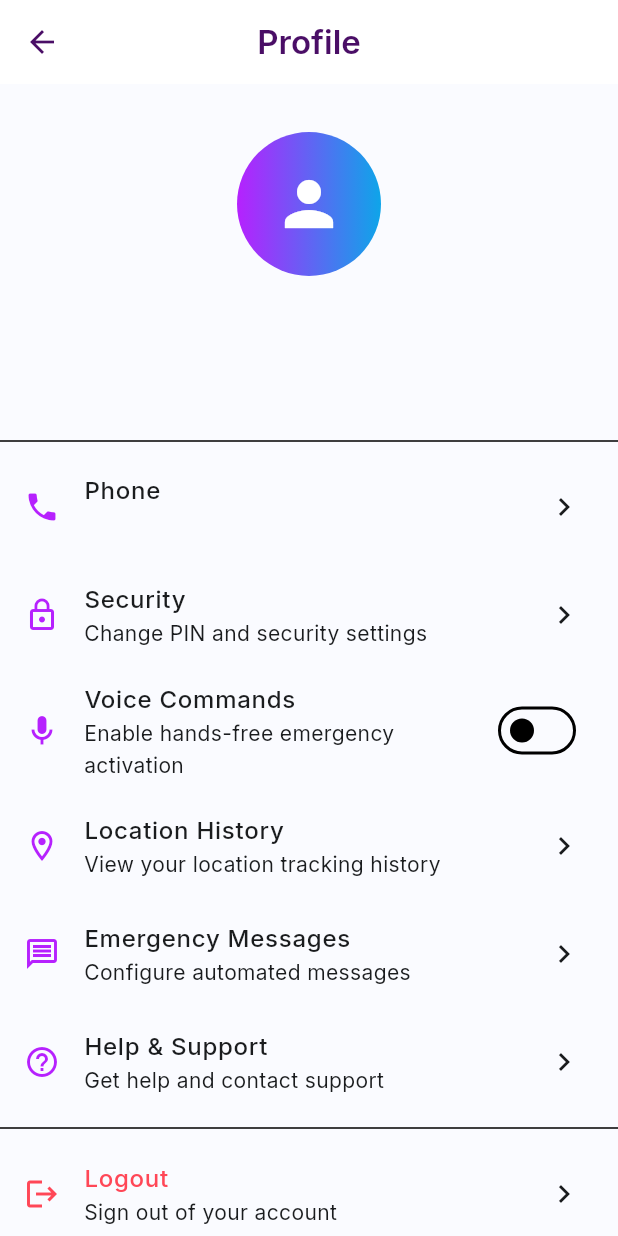
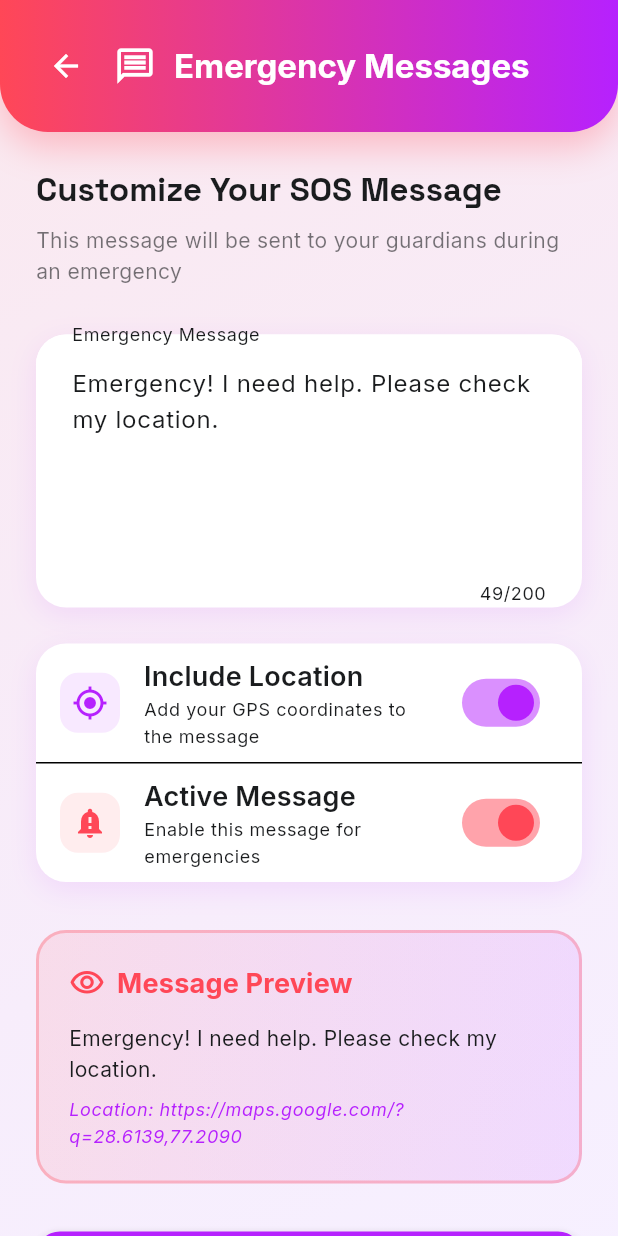
Before and after one commit to Poorvajan28/SafeGirl-Pro, a Flutter app: the ProfileScreen screen opened directly, after a tap on "Emergency Messages", on a phone screen of 412 x 824 dp. Run offline on Flutter 3.47's test engine with Material 3 defaults, Android fonts, the light colour scheme and no system bars; our stand-ins replace connectivity_plus, flutter_local_notifications, flutter_tts, geolocator, google_fonts, google_maps_flutter and 4 more; missing offline and left inert: torch_light; accounts and stored records are empty.

Commit message:
feat: Add Location History & Emergency Messages screens - Complete profile features

```diff
--- /dev/null
+++ b/lib/screens/emergency_messages_screen.dart
@@ -0,0 +1,370 @@
+import 'package:flutter/material.dart';
+import 'package:safegirl_pro/services/app_services.dart';
+
+class EmergencyMessagesScreen extends StatefulWidget {
+  const EmergencyMessagesScreen({super.key});
+
+  @override
+  State<EmergencyMessagesScreen> createState() =>
+      _EmergencyMessagesScreenState();
+}
+
+class _EmergencyMessagesScreenState extends State<EmergencyMessagesScreen> {
+  final _services = AppServices();
+  final _messageController = TextEditingController();
+  bool _includeLocation = true;
+  bool _isActive = true;
+
+  @override
+  void initState() {
+    super.initState();
+    _loadCurrentMessage();
+  }
+
+  void _loadCurrentMessage() {
+    final messages = _services.emergency.scheduledMessages;
+    if (messages.isNotEmpty) {
+      final activeMessage = messages.firstWhere(
+        (m) => m.isActive,
+        orElse: () => messages.first,
+      );
+      setState(() {
+        _messageController.text = activeMessage.message;
+        _includeLocation = activeMessage.includeLocation;
+        _isActive = activeMessage.isActive;
+      });
+    } else {
+      _messageController.text =
+          'Emergency! I need help. Please check on me immediately.';
+    }
+  }
+
+  @override
+  Widget build(BuildContext context) {
+    final theme = Theme.of(context);
+    final colorScheme = theme.colorScheme;
+
+    return Scaffold(
+      body: Container(
+        decoration: BoxDecoration(
+          gradient: LinearGradient(
+            begin: Alignment.topLeft,
+            end: Alignment.bottomRight,
+            colors: [
+              colorScheme.error.withValues(alpha: 0.1),
+              colorScheme.primary.withValues(alpha: 0.05),
+            ],
+          ),
+        ),
+        child: SafeArea(
+          child: Column(
+            children: [
+              // Custom App Bar
+              Container(
+                padding: const EdgeInsets.all(20),
+                decoration: BoxDecoration(
+                  gradient: LinearGradient(
+                    colors: [
+                      colorScheme.error,
+                      colorScheme.primary,
+                    ],
+                  ),
+                  borderRadius: const BorderRadius.vertical(
+                    bottom: Radius.circular(32),
+                  ),
+                  boxShadow: [
+                    BoxShadow(
+                      color: colorScheme.error.withValues(alpha: 0.3),
+                      blurRadius: 20,
+                      offset: const Offset(0, 10),
+                    ),
+                  ],
+                ),
+                child: Row(
+                  children: [
+                    IconButton(
+                      onPressed: () => Navigator.pop(context),
+                      icon: const Icon(Icons.arrow_back, color: Colors.white),
+                    ),
+                    const SizedBox(width: 8),
+                    Icon(Icons.message_outlined, color: Colors.white, size: 28),
+                    const SizedBox(width: 12),
+                    Text(
+                      'Emergency Messages',
+                      style: theme.textTheme.titleLarge?.copyWith(
+                        color: Colors.white,
+                        fontWeight: FontWeight.bold,
+                      ),
+                    ),
+                  ],
+                ),
+              ),
+              // Content
+              Expanded(
+                child: SingleChildScrollView(
+                  padding: const EdgeInsets.all(24),
+                  child: Column(
+                    crossAxisAlignment: CrossAxisAlignment.start,
+                    children: [
+                      Text(
+                        'Customize Your SOS Message',
+                        style: theme.textTheme.headlineSmall?.copyWith(
+                          fontWeight: FontWeight.bold,
+                        ),
+                      ),
+                      const SizedBox(height: 8),
+                      Text(
+                        'This message will be sent to your guardians during an emergency',
+                        style: theme.textTheme.bodyMedium?.copyWith(
+                          color: colorScheme.onSurface.withValues(alpha: 0.6),
+                        ),
+                      ),
+                      const SizedBox(height: 32),
+                      // Message Input
+                      Container(
+                        decoration: BoxDecoration(
+                          color: Colors.white,
+                          borderRadius: BorderRadius.circular(20),
+                          boxShadow: [
+                            BoxShadow(
+                              color: colorScheme.primary.withValues(alpha: 0.1),
+                              blurRadius: 15,
+                              offset: const Offset(0, 5),
+                            ),
+                          ],
+                        ),
+                        child: TextField(
+                          controller: _messageController,
+                          maxLines: 5,
+                          maxLength: 200,
+                          decoration: InputDecoration(
+                            labelText: 'Emergency Message',
+                            hintText: 'Enter your custom SOS message...',
+                            border: OutlineInputBorder(
+                              borderRadius: BorderRadius.circular(20),
+                              borderSide: BorderSide.none,
+                            ),
+                            filled: true,
+                            fillColor: Colors.white,
+                            contentPadding: const EdgeInsets.all(20),
+                          ),
+                        ),
+                      ),
+                      const SizedBox(height: 24),
+                      // Options
+                      Container(
+                        decoration: BoxDecoration(
+                          color: Colors.white,
+                          borderRadius: BorderRadius.circular(20),
+                          boxShadow: [
+                            BoxShadow(
+                              color: colorScheme.primary.withValues(alpha: 0.1),
+                              blurRadius: 15,
+                              offset: const Offset(0, 5),
+                            ),
+                          ],
+                        ),
+                        child: Column(
+                          children: [
+                            SwitchListTile(
+                              title: Text(
+                                'Include Location',
+                                style: theme.textTheme.titleMedium?.copyWith(
+                                  fontWeight: FontWeight.w600,
+                                ),
+                              ),
+                              subtitle: Text(
+                                'Add your GPS coordinates to the message',
+                                style: theme.textTheme.bodySmall,
+                              ),
+                              value: _includeLocation,
+                              onChanged: (value) {
+                                setState(() => _includeLocation = value);
+                              },
+                              activeColor: colorScheme.primary,
+                              secondary: Container(
+                                padding: const EdgeInsets.all(8),
+                                decoration: BoxDecoration(
+                                  color: colorScheme.primary
+                                      .withValues(alpha: 0.1),
+                                  borderRadius: BorderRadius.circular(12),
+                                ),
+                                child: Icon(
+                                  Icons.my_location,
+                                  color: colorScheme.primary,
+                                ),
+                              ),
+                            ),
+                            Divider(height: 1),
+                            SwitchListTile(
+                              title: Text(
+                                'Active Message',
+                                style: theme.textTheme.titleMedium?.copyWith(
+                                  fontWeight: FontWeight.w600,
+                                ),
+                              ),
+                              subtitle: Text(
+                                'Enable this message for emergencies',
+                                style: theme.textTheme.bodySmall,
+                              ),
+                              value: _isActive,
+                              onChanged: (value) {
+                                setState(() => _isActive = value);
+                              },
+                              activeColor: colorScheme.error,
+                              secondary: Container(
+                                padding: const EdgeInsets.all(8),
+                                decoration: BoxDecoration(
+                                  color:
+                                      colorScheme.error.withValues(alpha: 0.1),
+                                  borderRadius: BorderRadius.circular(12),
+                                ),
+                                child: Icon(
+                                  Icons.notification_important,
+                                  color: colorScheme.error,
+                                ),
+                              ),
+                            ),
+                          ],
+                        ),
+                      ),
+                      const SizedBox(height: 32),
+                      // Preview Card
+                      Container(
+                        padding: const EdgeInsets.all(20),
+                        decoration: BoxDecoration(
+                          gradient: LinearGradient(
+                            colors: [
+                              colorScheme.error.withValues(alpha: 0.1),
+                              colorScheme.primary.withValues(alpha: 0.1),
+                            ],
+                          ),
+                          borderRadius: BorderRadius.circular(20),
+                          border: Border.all(
+                            color: colorScheme.error.withValues(alpha: 0.3),
+                            width: 2,
+                          ),
+                        ),
+                        child: Column(
+                          crossAxisAlignment: CrossAxisAlignment.start,
+                          children: [
+                            Row(
+                              children: [
+                                Icon(
+                                  Icons.visibility_outlined,
+                                  color: colorScheme.error,
+                                ),
+                                const SizedBox(width: 8),
+                                Text(
+                                  'Message Preview',
+                                  style: theme.textTheme.titleMedium?.copyWith(
+                                    fontWeight: FontWeight.bold,
+                                    color: colorScheme.error,
+                                  ),
+                                ),
+                              ],
+                            ),
+                            const SizedBox(height: 12),
+                            Text(
+                              _messageController.text.isEmpty
+                                  ? 'Your message will appear here'
+                                  : _messageController.text,
+                              style: theme.textTheme.bodyMedium,
+                            ),
+                            if (_includeLocation) ...[
+                              const SizedBox(height: 8),
+                              Text(
+                                'Location: https://maps.google.com/?q=28.6139,77.2090',
+                                style: theme.textTheme.bodySmall?.copyWith(
+                                  color: colorScheme.primary,
+                                  fontStyle: FontStyle.italic,
+                                ),
+                              ),
+                            ],
+                          ],
+                        ),
+                      ),
+                      const SizedBox(height: 32),
+                      // Save Button
+                      SizedBox(
+                        width: double.infinity,
+                        height: 56,
+                        child: ElevatedButton(
+                          onPressed: _saveMessage,
+                          style: ElevatedButton.styleFrom(
+                            backgroundColor: colorScheme.primary,
+                            foregroundColor: Colors.white,
+                            shape: RoundedRectangleBorder(
+                              borderRadius: BorderRadius.circular(16),
+                            ),
+                            elevation: 5,
+                          ),
+                          child: Row(
+                            mainAxisAlignment: MainAxisAlignment.center,
+                            children: [
+                              Icon(Icons.save, color: Colors.white),
+                              const SizedBox(width: 8),
+                              Text(
+                                'Save Message',
+                                style: theme.textTheme.titleMedium?.copyWith(
+                                  color: Colors.white,
+                                  fontWeight: FontWeight.bold,
+                                ),
+                              ),
+                            ],
+                          ),
+                        ),
+                      ),
+                    ],
+                  ),
+                ),
+              ),
+            ],
+          ),
+        ),
+      ),
+    );
+  }
+
+  Future<void> _saveMessage() async {
+    if (_messageController.text.trim().isEmpty) {
+      ScaffoldMessenger.of(context).showSnackBar(
+        SnackBar(
+          content: Text('Please enter a message'),
+          backgroundColor: Colors.red,
+        ),
+      );
+      return;
+    }
+
+    // Save message logic would go here
+    // For now, just show success message
+    ScaffoldMessenger.of(context).showSnackBar(
+      SnackBar(
+        content: Row(
+          children: [
+            Icon(Icons.check_circle, color: Colors.white),
+            const SizedBox(width: 12),
+            Text('Emergency message saved successfully!'),
+          ],
+        ),
+        backgroundColor: Colors.green,
+        behavior: SnackBarBehavior.floating,
+        shape: RoundedRectangleBorder(
+          borderRadius: BorderRadius.circular(12),
+        ),
+      ),
+    );
+
+    // Navigate back
+    Future.delayed(const Duration(seconds: 1), () {
+      if (mounted) Navigator.pop(context);
+    });
+  }
+
+  @override
+  void dispose() {
+    _messageController.dispose();
+    super.dispose();
+  }
+}
--- a/lib/screens/profile_screen.dart
+++ b/lib/screens/profile_screen.dart
@@ -1,5 +1,7 @@
 import 'package:flutter/material.dart';
 import 'package:safegirl_pro/screens/auth_screen.dart';
+import 'package:safegirl_pro/screens/location_history_screen.dart';
+import 'package:safegirl_pro/screens/emergency_messages_screen.dart';
 import 'package:safegirl_pro/services/app_services.dart';
 
 class ProfileScreen extends StatefulWidget {
@@ -96,13 +98,25 @@ class _ProfileScreenState extends State<ProfileScreen> {
               icon: Icons.location_on_outlined,
               title: 'Location History',
               subtitle: 'View your location tracking history',
-              onTap: () {},
+              onTap: () {
+                Navigator.of(context).push(
+                  MaterialPageRoute(
+                    builder: (_) => const LocationHistoryScreen(),
+                  ),
+                );
+              },
             ),
             _buildSettingsTile(
               icon: Icons.message_outlined,
               title: 'Emergency Messages',
               subtitle: 'Configure automated messages',
-              onTap: () {},
+              onTap: () {
+                Navigator.of(context).push(
+                  MaterialPageRoute(
+                    builder: (_) => const EmergencyMessagesScreen(),
+                  ),
+                );
+              },
             ),
             _buildSettingsTile(
               icon: Icons.help_outline,
```
Also changed, not shown: lib/screens/auth_screen.dart (+10 -6 lines), lib/screens/location_history_screen.dart (added, +326 -0 lines), lib/services/auth_service.dart (+8 -2 lines), 20 other files.
